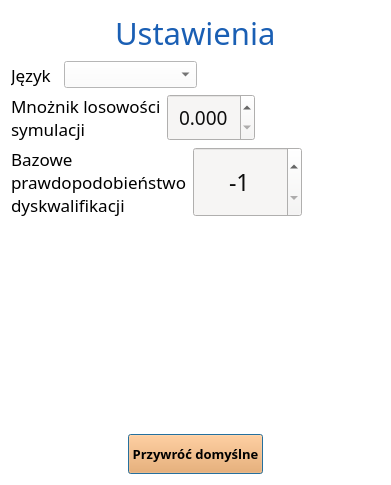
Before: the Qt Designer form source/UI/AppSettings/AppSettingsWindow.ui in SiekamCebule/sj-sim, drawn with Qt 5.
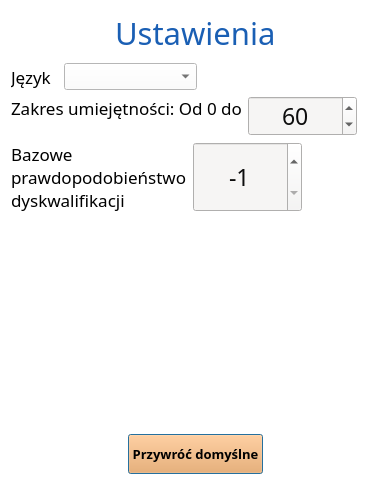
After: the same form once the commit is applied.

What changed in the file:
```diff
--- a/source/UI/AppSettings/AppSettingsWindow.ui
+++ b/source/UI/AppSettings/AppSettingsWindow.ui
@@ -174,23 +174,19 @@
           <string notr="true">color: rgb(0, 0, 0);</string>
          </property>
          <property name="text">
-          <string>Mnożnik losowości
-symulacji</string>
+          <string>Zakres umiejętności: Od 0 do</string>
          </property>
         </widget>
        </item>
-       <item row="0" column="1">
-        <widget class="QDoubleSpinBox" name="doubleSpinBox_simulationRandomMultiplier">
-         <property name="sizePolicy">
-          <sizepolicy hsizetype="Minimum" vsizetype="Minimum">
-           <horstretch>0</horstretch>
-           <verstretch>0</verstretch>
-          </sizepolicy>
-         </property>
+      </layout>
+     </item>
+     <item>
+      <widget class="QSpinBox" name="spinBox_skillsRange">
          <property name="font">
           <font>
            <family>Quicksand Medium</family>
-           <pointsize>14</pointsize>
+         <pointsize>17</pointsize>
+         <bold>false</bold>
           </font>
          </property>
          <property name="styleSheet">
@@ -200,12 +196,13 @@
          <property name="alignment">
           <set>Qt::AlignCenter</set>
          </property>
-         <property name="decimals">
-          <number>3</number>
-         </property>
-        </widget>
-       </item>
-      </layout>
+       <property name="maximum">
+        <number>100000</number>
+       </property>
+       <property name="value">
+        <number>60</number>
+       </property>
+      </widget>
      </item>
      <item>
       <spacer name="horizontalSpacer_6">
```
Lines whose indentation alone changed are shown as unchanged.
